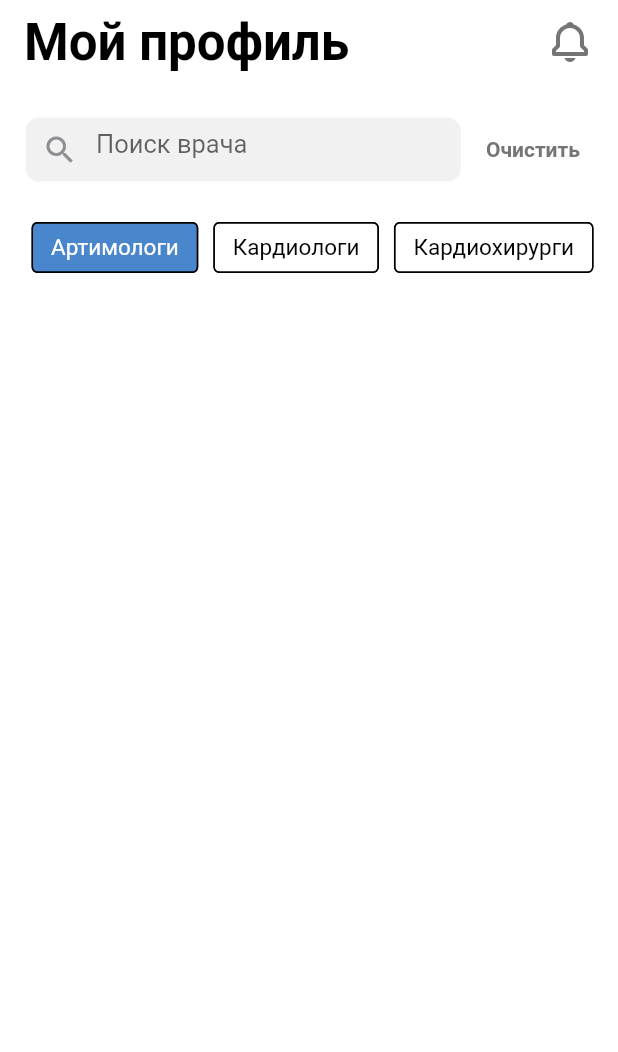
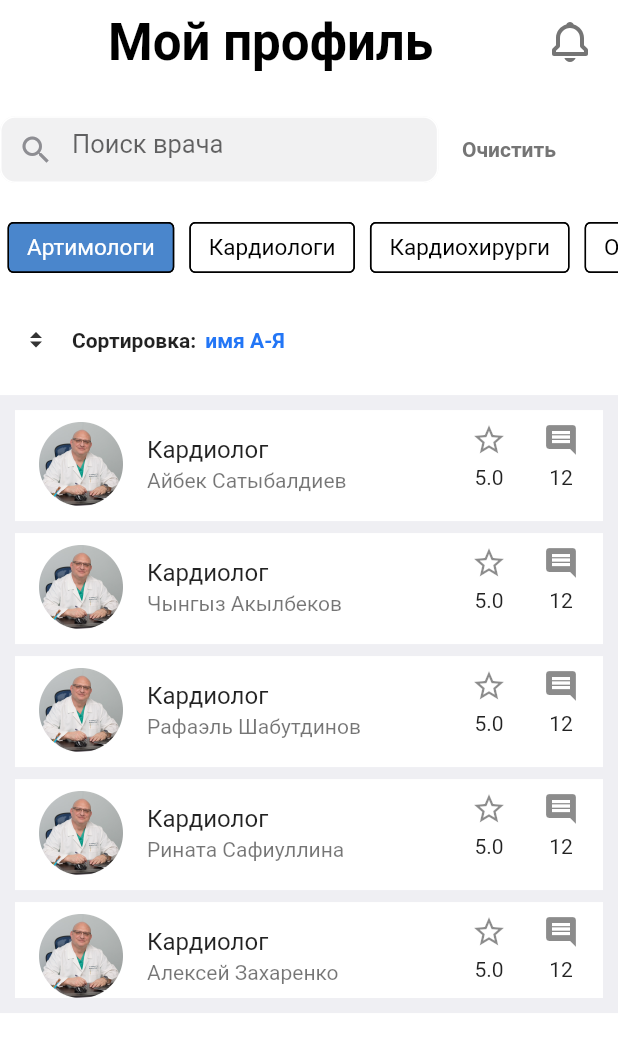
Before and after one commit to chiefbaki/flutter_clinic_app, a Flutter app: the SearchScreen screen opened directly, on a phone screen of 412 x 824 dp. Shown: the top 1052 px of the screen. Run offline on Flutter 3.47's test engine with Material 3 defaults, Android fonts, the phone set to English and light mode, and no system bars; our stand-ins replace file_picker, flutter_screenutil, flutter_svg, image_picker, persistent_bottom_nav_bar, shared_preferences; accounts and stored records are empty.

Commit message:
added listtile

```diff
--- a/lib/presentation/home/home_screen.dart
+++ b/lib/presentation/home/home_screen.dart
@@ -1,5 +1,6 @@
 import 'package:flutter/material.dart';
 import 'package:flutter_application_6/presentation/home/profile_screen.dart';
+import 'package:flutter_application_6/presentation/home/search_screen.dart';
 import 'package:flutter_application_6/presentation/theme/app_fonts.dart';
 import 'package:flutter_application_6/resources/resources.dart';
 import 'package:flutter_svg/svg.dart';
@@ -17,9 +18,7 @@ class _HomePageState extends State<HomePage> {
       PersistentTabController(initialIndex: 4);
 
   final List<Widget> _screens = const [
-    Scaffold(
-      body: Center(child: Text("Доктора")),
-    ),
+    SearchScreen(), // Доктора
     Scaffold(
       body: Center(child: Text("Статьи")),
     ),
@@ -29,7 +28,7 @@ class _HomePageState extends State<HomePage> {
     Scaffold(
       body: Center(child: Text("Мои доктора")),
     ),
-    ProfilePage()
+    ProfilePage(), // Профиль
   ];
 
   @override
@@ -72,25 +71,23 @@ class _HomePageState extends State<HomePage> {
   List<PersistentBottomNavBarItem> _navBarsItems() {
     return [
       PersistentBottomNavBarItem(
-          icon: SvgPicture.asset(
-            AppImg.userPlus,
-          ),
+          icon: Icon(Icons.add),//SvgPicture.asset(AppImg.userPlus,),
           title: ("Доктора"),
           textStyle: AppFonts.s10w500),
       PersistentBottomNavBarItem(
-          icon: SvgPicture.asset(AppImg.spreadsheet),
+          icon: Icon(Icons.article), //SvgPicture.asset(AppImg.spreadsheet),
           title: ("Статьи"),
           textStyle: AppFonts.s10w500),
       PersistentBottomNavBarItem(
-          icon: SvgPicture.asset(AppImg.ambulance),
+          icon: Icon(Icons.car_crash), //SvgPicture.asset(AppImg.ambulance,),
           title: ("Вызов"),
           textStyle: AppFonts.s10w500),
       PersistentBottomNavBarItem(
-          icon: SvgPicture.asset(AppImg.favorite),
+          icon: Icon(Icons.favorite),//SvgPicture.asset(AppImg.favorite),
           title: ("Мои доктора"),
           textStyle: AppFonts.s10w500),
       PersistentBottomNavBarItem(
-          icon: SvgPicture.asset(AppImg.user),
+          icon: Icon(Icons.update_disabled_rounded), //SvgPicture.asset(AppImg.user),
           title: ("Профиль"),
           textStyle: AppFonts.s10w500),
     ];
--- a/lib/presentation/home/search_screen.dart
+++ b/lib/presentation/home/search_screen.dart
@@ -1,6 +1,7 @@
 import 'package:flutter/material.dart';
 import 'package:flutter_application_6/presentation/theme/app_colors.dart';
 import 'package:flutter_application_6/presentation/theme/app_fonts.dart';
+import 'package:flutter_application_6/presentation/widgets/choice_chip.dart';
 import 'package:flutter_application_6/resources/resources.dart';
 import 'package:flutter_screenutil/flutter_screenutil.dart';
 import 'package:flutter_svg/flutter_svg.dart';
@@ -21,6 +22,44 @@ class _SearchScreenState extends State<SearchScreen> {
     "Кардиохирурги",
     "Отолорингологи",
     "Стоматологи"
+  ];
+
+  final List<Map<String, dynamic>> employee = [
+    {
+      "title": "Кардиолог",
+      "subtitle": "Айбек Сатыбалдиев",
+      "leading": AppImg.maskGroup
+    },
+    {
+      "title": "Кардиолог",
+      "subtitle": "Чынгыз Акылбеков",
+      "leading": AppImg.maskGroup1
+    },
+    {
+      "title": "Кардиолог",
+      "subtitle": "Рафаэль Шабутдинов",
+      "leading": AppImg.maskGroup2
+    },
+    {
+      "title": "Кардиолог",
+      "subtitle": "Рината Сафиуллина",
+      "leading": AppImg.maskGroup3
+    },
+    {
+      "title": "Кардиолог",
+      "subtitle": "Алексей Захаренко",
+      "leading": AppImg.maskGroup3
+    },
+    {
+      "title": "Кардиолог",
+      "subtitle": "Алексей Захаренко",
+      "leading": AppImg.maskGroup3
+    },
+    {
+      "title": "Кардиолог",
+      "subtitle": "Алексей Захаренко",
+      "leading": AppImg.maskGroup3
+    },
   ];
 
   int selectedIndex = 0;
@@ -45,9 +84,8 @@ class _SearchScreenState extends State<SearchScreen> {
           ),
         ],
       ),
-      body: Padding(
-        padding: const EdgeInsets.symmetric(horizontal: 16.0),
-        child: Column(
+      body: Column(
+        crossAxisAlignment: CrossAxisAlignment.start,
         children: [
           SizedBox(
             height: 16.h,
@@ -67,8 +105,7 @@ class _SearchScreenState extends State<SearchScreen> {
                       hintText: "Поиск врача",
                       hintStyle: AppFonts.s17w400,
                       filled: true,
-                        fillColor:
-                            AppColors.searchFieldColors.withOpacity(0.12),
+                      fillColor: AppColors.searchFieldColors.withOpacity(0.12),
                       focusedBorder: OutlineInputBorder(
                           borderSide: const BorderSide(color: Colors.white),
                           borderRadius: BorderRadius.circular(10)),
@@ -107,45 +144,90 @@ class _SearchScreenState extends State<SearchScreen> {
                     },
                   );
                 })),
+          ),
+          Container(
+            decoration: const BoxDecoration(color: Colors.white),
+            height: MediaQuery.of(context).size.height * 0.05,
+            child: Row(
+              children: [
+                IconButton(
+                    onPressed: () {}, icon: SvgPicture.asset(AppImg.group)),
+                const Padding(
+                  padding: EdgeInsets.only(left: 0),
+                  child: Text(
+                    "Сортировка:",
+                    style: AppFonts.s14w600,
+                  ),
+                ),
+                Padding(
+                  padding: const EdgeInsets.only(left: 6),
+                  child: Text(
+                    "имя А-Я",
+                    style: AppFonts.s14w600
+                        .copyWith(color: const Color(0xff2376F6)),
+                  ),
+                )
+              ],
+            ),
+          ),
+          const SizedBox(
+            height: 16,
+          ),
+          Container(
+            decoration: const BoxDecoration(
+              color: AppColors.listTileBackground // Background color for the Container
+            ),
+            padding: const EdgeInsets.all(10),
+            height: MediaQuery.of(context).size.height * 0.5,
+            child: ListView.separated(
+              shrinkWrap: true,
+              itemBuilder: (context, index) {
+                return Container(
+                  height: 74,
+                  color: Colors.white, // Background color for the ListTile
+                  child: ListTile(
+                    leading: Image.asset(AppImg.maskGroup),
+                    title: Text(employee[index]["title"]),
+                    subtitle: Text(employee[index]["subtitle"]),
+                    trailing: const Row(
+                      mainAxisSize: MainAxisSize.min,
+                      children: [
+                        Column(
+                          crossAxisAlignment: CrossAxisAlignment.center,
+                          children: [
+                            Icon(Icons.star_border),
+                            SizedBox(
+                              height: 5,
+                            ),
+                            Text("5.0")
+                          ],
+                        ),
+                        SizedBox(
+                          width: 24,
+                        ),
+                        Column(
+                          children: [
+                            Icon(Icons.comment),
+                            SizedBox(
+                              height: 5,
+                            ),
+                            Text("12")
+                          ],
                         )
                       ],
                     ),
                   ),
                 );
-  }
-}
-
-class Choice extends StatelessWidget {
-  final String name;
-  final bool isSelected;
-  final Function(bool) onSelected;
-  const Choice(
-      {super.key,
-      required this.name,
-      required this.isSelected,
-      required this.onSelected});
-
-  @override
-  Widget build(BuildContext context) {
-    return Padding(
-      padding: const EdgeInsets.symmetric(
-        horizontal: 5,
+              },
+              separatorBuilder: (context, index) {
+                return const SizedBox(
+                  height: 8,
+                );
+              },
+              itemCount: employee.length,
             ),
-      child: ChoiceChip(
-        showCheckmark: false,
-        onSelected: onSelected,
-        backgroundColor: Colors.white,
-        selectedColor: AppColors.btnColor,
-        shape: RoundedRectangleBorder(
-          borderRadius: BorderRadius.circular(4),
-          side: const BorderSide(color: Colors.black)
           ),
-        label: Text(
-          name,
-          style: isSelected ? AppFonts.s15w400.copyWith(color: Colors.white) : AppFonts.s15w400.copyWith(color: Colors.black) ,
-        ),
-        disabledColor: AppColors.circleAvatar,
-        selected: isSelected,
+        ],
       ),
     );
   }
--- a/lib/presentation/splash_screen.dart
+++ b/lib/presentation/splash_screen.dart
@@ -2,6 +2,7 @@ import 'package:flutter/material.dart';
 import 'package:flutter_application_6/core/app_consts.dart';
 import 'package:flutter_application_6/presentation/auth/home_screen.dart';
 import 'package:flutter_application_6/presentation/home/home_screen.dart';
+import 'package:flutter_application_6/presentation/home/profile_screen.dart';
 import 'package:flutter_application_6/presentation/home/search_screen.dart';
 import 'package:shared_preferences/shared_preferences.dart';
 
@@ -23,10 +24,10 @@ class _SplashScreenState extends State<SplashScreen> {
   void routing() async {
     final SharedPreferences prefs = await SharedPreferences.getInstance();
     bool isLogined = prefs.getBool(AppConsts.isLogined) ?? false;
-   // await Future.delayed(const Duration(seconds: 2));
+    //await Future.delayed(const Duration(seconds: 2));
     if (isLogined){
       // ignore: use_build_context_synchronously
-      Navigator.pushReplacement(context, MaterialPageRoute(builder: (context) => const SearchScreen()));
+      Navigator.pushReplacement(context, MaterialPageRoute(builder: (context) => const HomePage()));
     }else{
       // ignore: use_build_context_synchronously
       Navigator.pushReplacement(context, MaterialPageRoute(builder: (context) => const MainPage()));
@@ -37,7 +38,7 @@ class _SplashScreenState extends State<SplashScreen> {
   @override
   Widget build(BuildContext context) {
     return const Center(
-      child: Text("TEXT"),
+      child: CircularProgressIndicator.adaptive(),
     );
   }
 }
--- a/lib/presentation/theme/app_colors.dart
+++ b/lib/presentation/theme/app_colors.dart
@@ -11,4 +11,5 @@ abstract class AppColors {
   static const Color tabbarLabelColor = Color(0xff4C84CE);
   static const Color docLabelColor = Color(0xff757575);
   static const Color searchFieldColors = Color(0xff8E8E93);
+  static const Color listTileBackground = Color(0xffEFEFF3);
 }
--- /dev/null
+++ b/lib/presentation/widgets/choice_chip.dart
@@ -0,0 +1,40 @@
+import 'package:flutter/material.dart';
+import 'package:flutter_application_6/presentation/theme/app_colors.dart';
+import 'package:flutter_application_6/presentation/theme/app_fonts.dart';
+
+class Choice extends StatelessWidget {
+  final String name;
+  final bool isSelected;
+  final Function(bool) onSelected;
+  const Choice(
+      {super.key,
+      required this.name,
+      required this.isSelected,
+      required this.onSelected});
+
+  @override
+  Widget build(BuildContext context) {
+    return Padding(
+      padding: const EdgeInsets.symmetric(
+        horizontal: 5,
+      ),
+      child: ChoiceChip(
+        showCheckmark: false,
+        onSelected: onSelected,
+        backgroundColor: Colors.white,
+        selectedColor: AppColors.btnColor,
+        shape: RoundedRectangleBorder(
+            borderRadius: BorderRadius.circular(4),
+            side: const BorderSide(color: Colors.black)),
+        label: Text(
+          name,
+          style: isSelected
+              ? AppFonts.s15w400.copyWith(color: Colors.white)
+              : AppFonts.s15w400.copyWith(color: Colors.black),
+        ),
+        disabledColor: AppColors.circleAvatar,
+        selected: isSelected,
+      ),
+    );
+  }
+}
--- a/lib/resources/app_img.dart
+++ b/lib/resources/app_img.dart
@@ -3,6 +3,12 @@ part of 'resources.dart';
 class AppImg {
   AppImg._();
 
+  static const String group = 'assets/imgs/Group.svg';
+  static const String maskGroup = 'assets/imgs/Mask Group.png';
+  static const String maskGroup4 = 'assets/imgs/Mask _Group4.png';
+  static const String maskGroup1 = 'assets/imgs/MaskGroup1.png';
+  static const String maskGroup2 = 'assets/imgs/Mask_Group.png';
+  static const String maskGroup3 = 'assets/imgs/Mask_Group3.png';
   static const String ambulance = 'assets/imgs/ambulance.svg';
   static const String bell = 'assets/imgs/bell.svg';
   static const String bookAdd = 'assets/imgs/book-add.svg';
```
Also changed, not shown: assets/imgs/Group.svg (added), assets/imgs/Mask Group.png (added), assets/imgs/Mask _Group4.png (added), assets/imgs/MaskGroup1.png (added), assets/imgs/Mask_Group.png (added), assets/imgs/Mask_Group3.png (added), assets/imgs/book-add.svg, 1 other file. Lines whose indentation alone changed are shown as unchanged.
